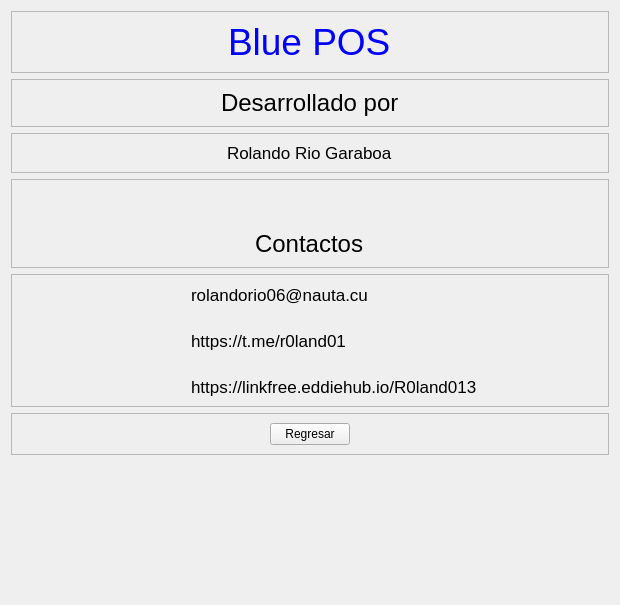
Qt form view/ui/about.ui (R0land013/blue-pos) before a commit.
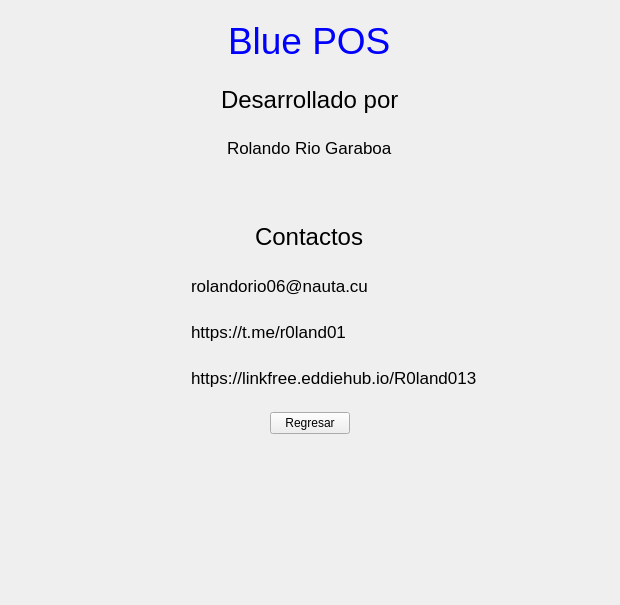
The same form after that commit. Icons and pictures are not drawn.

Commit message:
Style: Se eliminaron los bordes de los frames de la app
	Los bordes se mostraban en Gnome, pero en windows no se mostraban.

Diff of the .ui file:
```diff
--- a/view/ui/about.ui
+++ b/view/ui/about.ui
@@ -17,7 +17,7 @@
    <item>
     <widget class="QFrame" name="frame">
      <property name="frameShape">
-      <enum>QFrame::StyledPanel</enum>
+      <enum>QFrame::NoFrame</enum>
      </property>
      <property name="frameShadow">
       <enum>QFrame::Raised</enum>
@@ -48,7 +48,7 @@
    <item>
     <widget class="QFrame" name="frame_2">
      <property name="frameShape">
-      <enum>QFrame::StyledPanel</enum>
+      <enum>QFrame::NoFrame</enum>
      </property>
      <property name="frameShadow">
       <enum>QFrame::Raised</enum>
@@ -82,7 +82,7 @@
    <item>
     <widget class="QFrame" name="frame_3">
      <property name="frameShape">
-      <enum>QFrame::StyledPanel</enum>
+      <enum>QFrame::NoFrame</enum>
      </property>
      <property name="frameShadow">
       <enum>QFrame::Raised</enum>
@@ -113,7 +113,7 @@
    <item>
     <widget class="QFrame" name="frame_4">
      <property name="frameShape">
-      <enum>QFrame::StyledPanel</enum>
+      <enum>QFrame::NoFrame</enum>
      </property>
      <property name="frameShadow">
       <enum>QFrame::Raised</enum>
@@ -156,7 +156,7 @@
    <item>
     <widget class="QFrame" name="frame_5">
      <property name="frameShape">
-      <enum>QFrame::StyledPanel</enum>
+      <enum>QFrame::NoFrame</enum>
      </property>
      <property name="frameShadow">
       <enum>QFrame::Raised</enum>
@@ -299,7 +299,7 @@
    <item>
     <widget class="QFrame" name="frame_6">
      <property name="frameShape">
-      <enum>QFrame::StyledPanel</enum>
+      <enum>QFrame::NoFrame</enum>
      </property>
      <property name="frameShadow">
       <enum>QFrame::Raised</enum>
```
The commit also changes 20 other files.
